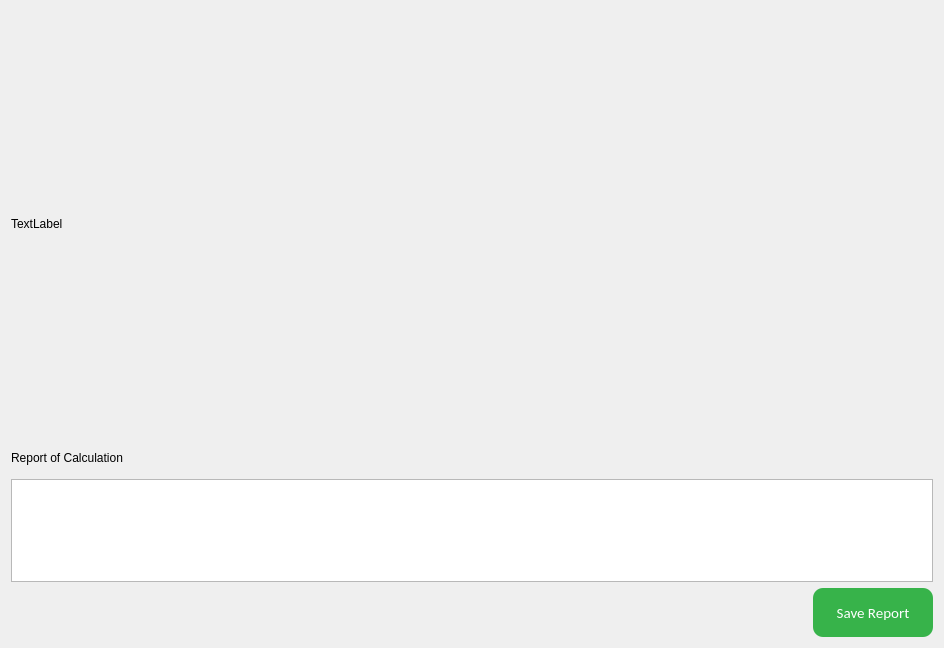
First picture: the form in src/ui/components/partswidgets/statorvaneswidget/statorvaneswidget.ui, repository 20jeka08/centrifugal-pump-calc, before the edit.
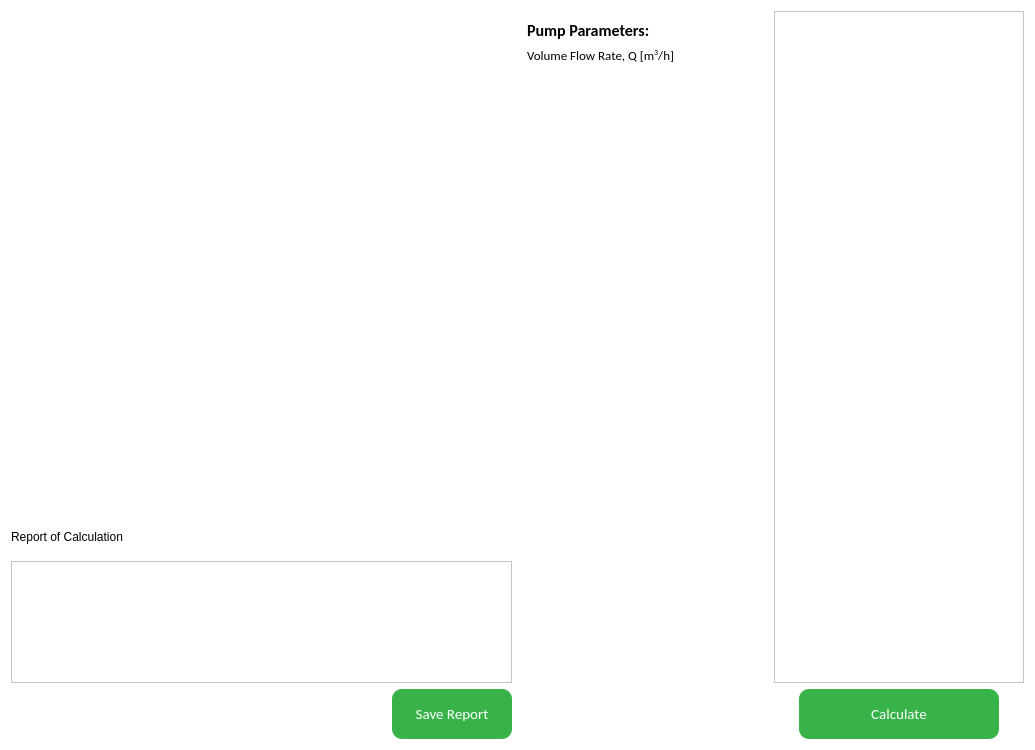
Second picture: the form after the edit. Icons and pictures are not drawn.

Commit message: added stator widget to main window

What changed in the file:
```diff
--- a/src/ui/components/partswidgets/statorvaneswidget/statorvaneswidget.ui
+++ b/src/ui/components/partswidgets/statorvaneswidget/statorvaneswidget.ui
@@ -6,20 +6,26 @@
    <rect>
     <x>0</x>
     <y>0</y>
-    <width>944</width>
-    <height>648</height>
+    <width>1035</width>
+    <height>750</height>
    </rect>
   </property>
   <property name="windowTitle">
    <string>Form</string>
   </property>
-  <layout class="QHBoxLayout" name="horizontalLayout">
+  <property name="styleSheet">
+   <string notr="true">background-color: rgb(255, 255, 255);</string>
+  </property>
+  <layout class="QHBoxLayout" name="horizontalLayout" stretch="50,25,25">
    <item>
     <layout class="QVBoxLayout" name="verticalLayout" stretch="70,5,17,8">
      <item>
       <widget class="QLabel" name="label">
+       <property name="styleSheet">
+        <string notr="true">image: url(:/vanes/images/st_vanes.jpg);</string>
+       </property>
        <property name="text">
-        <string>TextLabel</string>
+        <string/>
        </property>
       </widget>
      </item>
@@ -125,6 +131,170 @@
      </item>
     </layout>
    </item>
+   <item>
+    <widget class="QScrollArea" name="scrollArea">
+     <property name="frameShape">
+      <enum>QFrame::NoFrame</enum>
+     </property>
+     <property name="frameShadow">
+      <enum>QFrame::Raised</enum>
+     </property>
+     <property name="widgetResizable">
+      <bool>true</bool>
+     </property>
+     <widget class="QWidget" name="scrollAreaWidgetContents">
+      <property name="geometry">
+       <rect>
+        <x>0</x>
+        <y>0</y>
+        <width>249</width>
+        <height>728</height>
+       </rect>
+      </property>
+      <layout class="QVBoxLayout" name="verticalLayout_3">
+       <item>
+        <widget class="QLabel" name="label_3">
+         <property name="font">
+          <font>
+           <family>Calibri</family>
+           <pointsize>12</pointsize>
+           <weight>75</weight>
+           <bold>true</bold>
+          </font>
+         </property>
+         <property name="text">
+          <string>Pump Parameters:</string>
+         </property>
+        </widget>
+       </item>
+       <item>
+        <widget class="QLabel" name="label_4">
+         <property name="font">
+          <font>
+           <family>Calibri</family>
+           <pointsize>10</pointsize>
+          </font>
+         </property>
+         <property name="text">
+          <string>&lt;html&gt;&lt;head/&gt;&lt;body&gt;&lt;p&gt;Volume Flow Rate, Q [m&lt;span style=&quot; vertical-align:super;&quot;&gt;3&lt;/span&gt;/h]&lt;/p&gt;&lt;/body&gt;&lt;/html&gt;</string>
+         </property>
+        </widget>
+       </item>
+       <item>
+        <spacer name="verticalSpacer">
+         <property name="orientation">
+          <enum>Qt::Vertical</enum>
+         </property>
+         <property name="sizeHint" stdset="0">
+          <size>
+           <width>20</width>
+           <height>40</height>
+          </size>
+         </property>
+        </spacer>
+       </item>
+      </layout>
+     </widget>
+    </widget>
+   </item>
+   <item>
+    <layout class="QVBoxLayout" name="verticalLayout_4" stretch="92,8">
+     <item>
+      <widget class="QScrollArea" name="scrollArea_2">
+       <property name="widgetResizable">
+        <bool>true</bool>
+       </property>
+       <widget class="QWidget" name="scrollAreaWidgetContents_3">
+        <property name="geometry">
+         <rect>
+          <x>0</x>
+          <y>0</y>
+          <width>246</width>
+          <height>659</height>
+         </rect>
+        </property>
+       </widget>
+      </widget>
+     </item>
+     <item>
+      <layout class="QHBoxLayout" name="horizontalLayout_4">
+       <item>
+        <widget class="QPushButton" name="calculatePushButton">
+         <property name="sizePolicy">
+          <sizepolicy hsizetype="Fixed" vsizetype="Fixed">
+           <horstretch>0</horstretch>
+           <verstretch>0</verstretch>
+          </sizepolicy>
+         </property>
+         <property name="minimumSize">
+          <size>
+           <width>0</width>
+           <height>0</height>
+          </size>
+         </property>
+         <property name="maximumSize">
+          <size>
+           <width>200</width>
+           <height>50</height>
+          </size>
+         </property>
+         <property name="sizeIncrement">
+          <size>
+           <width>0</width>
+           <height>0</height>
+          </size>
+         </property>
+         <property name="font">
+          <font>
+           <family>Calibri</family>
+           <pointsize>11</pointsize>
+           <weight>50</weight>
+           <bold>false</bold>
+          </font>
+         </property>
+         <property name="cursor">
+          <cursorShape>PointingHandCursor</cursorShape>
+         </property>
+         <property name="layoutDirection">
+          <enum>Qt::LeftToRight</enum>
+         </property>
+         <property name="styleSheet">
+          <string notr="true">QPushButton {
+	background-color: rgb(55, 179, 74);
+	color: rgb(255, 255, 255);
+	border: none;
+	border-radius: 10px
+}
+
+QPushButton:hover {
+	background-color: rgb(71, 226, 90);
+}
+
+QPushButton:pressed {
+	background-color: rgb(108, 244, 121);
+}</string>
+         </property>
+         <property name="text">
+          <string>Calculate</string>
+         </property>
+         <property name="iconSize">
+          <size>
+           <width>16</width>
+           <height>16</height>
+          </size>
+         </property>
+         <property name="checkable">
+          <bool>false</bool>
+         </property>
+         <property name="autoDefault">
+          <bool>false</bool>
+         </property>
+        </widget>
+       </item>
+      </layout>
+     </item>
+    </layout>
+   </item>
   </layout>
  </widget>
  <resources/>
```
Left out of the diff: 8 changed lines with no effect on the pictures. The commit also changes 5 other files.
